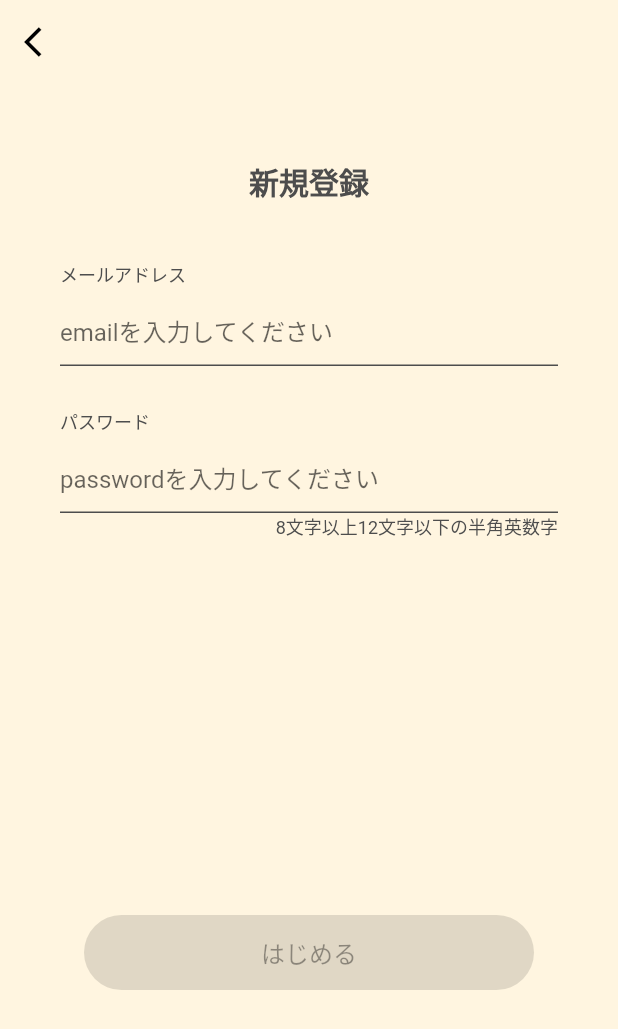
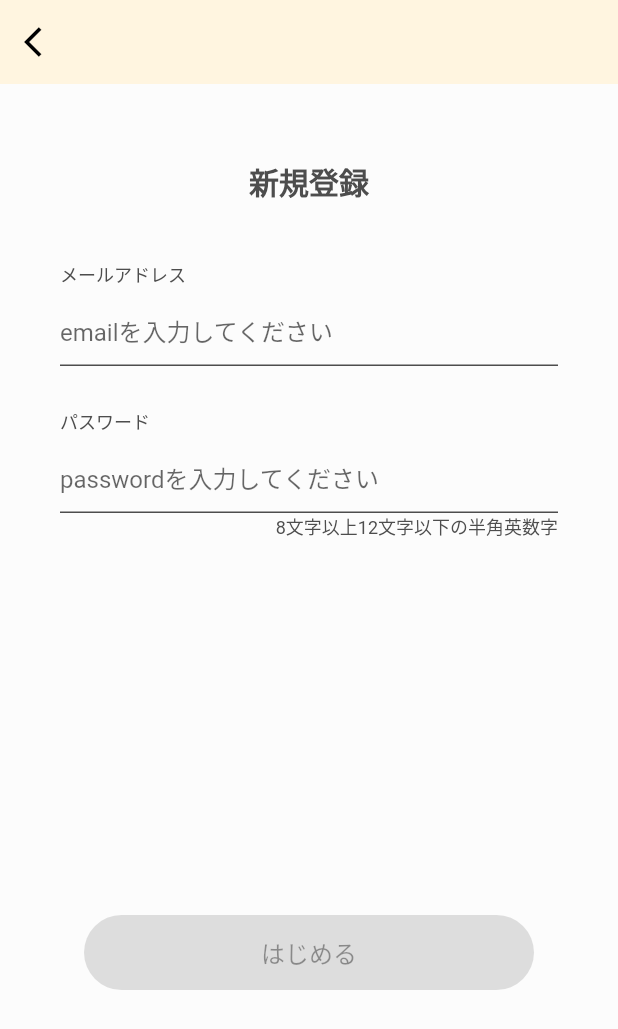
Before and after one commit to LOCAQUE/food_quest, a Flutter app: the screen it shows after launch, after a tap on "新規登録はこちら", on a phone screen of 412 x 824 dp. Shown: the top 1029 px of the screen. Run offline on Flutter 3.47's test engine with Material 2 defaults, Android fonts, the phone set to English and light mode, and no system bars; our stand-ins replace auto_route, flutter_datetime_picker_plus, flutter_dotenv, flutter_hooks, flutter_riverpod, freezed_annotation and 4 more; accounts and stored records are empty.

Commit message:
他のページ置き換え

```diff
--- a/lib/presentation/screen/bottom_navigation/bottom_navigation_screen.dart
+++ b/lib/presentation/screen/bottom_navigation/bottom_navigation_screen.dart
@@ -21,7 +21,7 @@ class BottomNavigationScreen extends HookConsumerWidget {
     final pageList = [
       const ProfileRoute(),
       const ComingSoonRoute(),
-      const HomeRoute(),
+      const QuestHomeRoute(),
       const PetRoute(),
       const SettingRoute(),
     ];
--- a/lib/presentation/screen/profile_screen/my_quest_list_screen/my_quest_list_screen.dart
+++ b/lib/presentation/screen/profile_screen/my_quest_list_screen/my_quest_list_screen.dart
@@ -42,7 +42,7 @@ class MyQuestListScreen extends HookConsumerWidget {
             child: QuestionTile(
               question: question,
               onTap: () {
-                QuestDetailScreen(question: question).show(context);
+                QuestDetailScreen(question: question);
               },
             ),
           );
--- a/lib/routes/app_router.dart
+++ b/lib/routes/app_router.dart
@@ -1,14 +1,18 @@
 import 'package:auto_route/auto_route.dart';
+import 'package:flutter/material.dart';
+import 'package:food_quest/domain/entity/question.dart';
+import 'package:food_quest/presentation/screen/quest_screen/quest_list_screen/quest_detail_screen/quest_detail_screen.dart';
+import 'package:food_quest/presentation/screen/quest_screen/quest_list_screen/quest_screen.dart';
+import 'package:food_quest/presentation/screen/quest_screen/task_list_screen/task_screen.dart';
 import 'package:hooks_riverpod/hooks_riverpod.dart';
 
-import 'package:food_quest/foundation/supabase_client_provider.dart';
 import 'package:food_quest/presentation/screen/auth/completion_pet_screen.dart';
 import 'package:food_quest/presentation/screen/auth/select_pet_screen.dart';
 import 'package:food_quest/presentation/screen/auth/sign_up_profile_screen.dart';
 import 'package:food_quest/presentation/screen/auth/sign_up_screen.dart';
 import 'package:food_quest/presentation/screen/bottom_navigation/bottom_navigation_screen.dart';
 import 'package:food_quest/presentation/screen/comming_soon_screen.dart';
-import 'package:food_quest/presentation/screen/quest_screen/home_screen.dart';
+import 'package:food_quest/presentation/screen/quest_screen/quest_home_screen.dart';
 import 'package:food_quest/presentation/screen/pet/pet_screen.dart';
 import 'package:food_quest/presentation/screen/profile_screen/profile_screen.dart';
 import 'package:food_quest/presentation/screen/setting_screen/setting_screen.dart';
@@ -29,10 +33,16 @@ class AppRouter extends _$AppRouter {
 
   @override
   List<AutoRoute> get routes {
-    final currentUser = ref.watch(supabaseCurrentUser);
-
     return [
+      //スプラッシュ
       AutoRoute(page: SplashRoute.page, initial: true),
+      //認証
+      AutoRoute(page: TopRoute.page,),
+      AutoRoute(page: SignUpRoute.page),
+      AutoRoute(page: SignUpProfileRoute.page),
+      AutoRoute(page: SelectPetRoute.page),
+      AutoRoute(page: CompletionPetRoute.page),
+      //ボトムバーをつけたい場合はここにネストさせる
       AutoRoute(
         page: BottomNavigationRoute.page,
         children: [
@@ -41,18 +51,13 @@ class AppRouter extends _$AppRouter {
             initial: true,
           ),
           AutoRoute(page: ComingSoonRoute.page),
-          AutoRoute(page: HomeRoute.page),
+          AutoRoute(page: QuestHomeRoute.page),
           AutoRoute(page: PetRoute.page),
           AutoRoute(page: SettingRoute.page),
         ],
       ),
-      AutoRoute(
-        page: TopRoute.page,
-      ),
-      AutoRoute(page: SignUpRoute.page),
-      AutoRoute(page: SignUpProfileRoute.page),
-      AutoRoute(page: SelectPetRoute.page),
-      AutoRoute(page: CompletionPetRoute.page),
+      //ボトムバーをはずしたい場合はこちら
+      AutoRoute(page: QuestDetailRoute.page),
     ];
   }
 }
--- a/lib/theme.dart
+++ b/lib/theme.dart
@@ -8,7 +8,7 @@ ThemeData customTheme() {
   return base.copyWith(
     primaryColor: AppColor.secondColor,
     cardColor: Colors.white,
-    scaffoldBackgroundColor: AppColor.backgroundColor,
+    scaffoldBackgroundColor: const Color.fromARGB(255, 252, 252, 252),
     appBarTheme: const AppBarTheme(
       backgroundColor: AppColor.backgroundColor,
     ),
```
Also changed, not shown: lib/presentation/screen/quest_screen/quest_home_screen.dart (renamed from lib/presentation/screen/quest_screen/home_screen.dart, +7 -2 lines), lib/presentation/screen/quest_screen/quest_list_screen/quest_detail_screen/quest_detail_screen.dart (+2 -14 lines), lib/presentation/screen/quest_screen/quest_list_screen/quest_screen.dart (+9 -2 lines), lib/presentation/screen/quest_screen/task_list_screen/task_screen.dart (+2 -11 lines), lib/routes/app_router.gr.dart.
